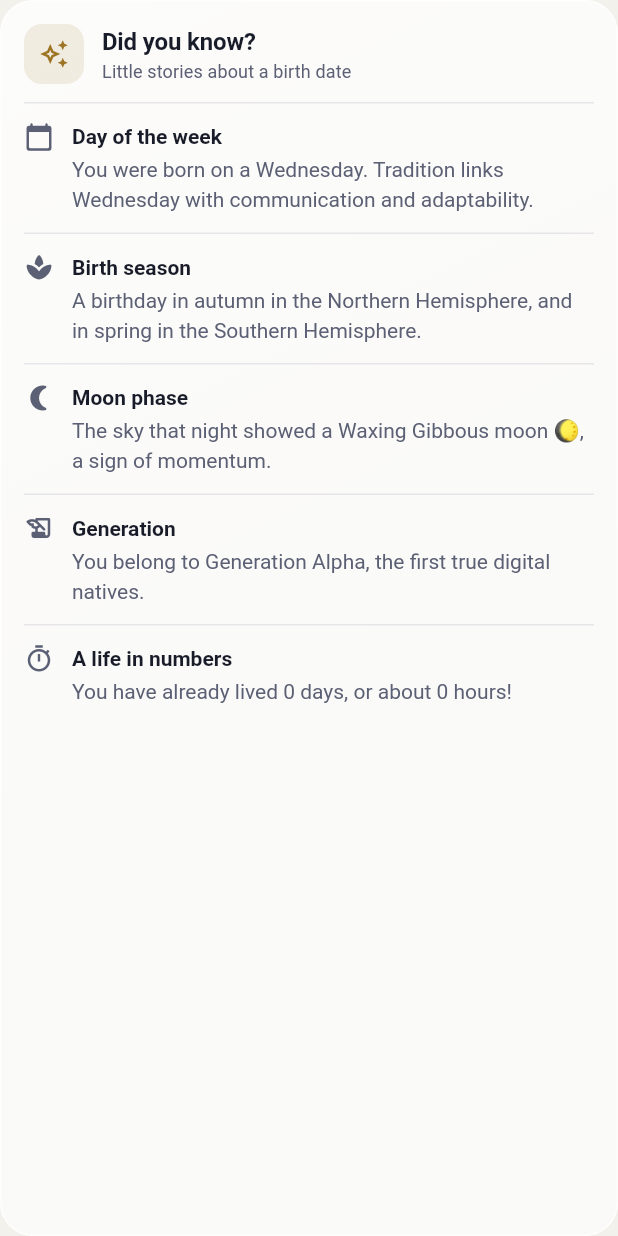
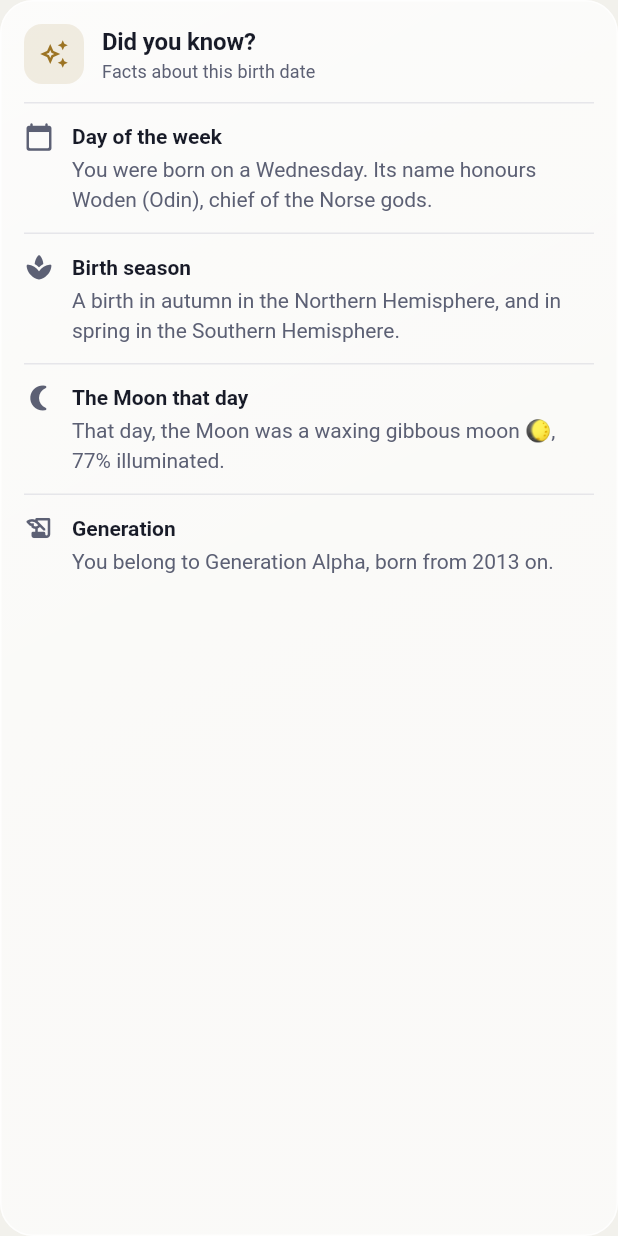
Before and after one commit to rayague/b-link, a Flutter app: the BirthInsightsWidget widget shown alone on an empty page, opened directly with empty values, on a phone screen of 412 x 824 dp. Run offline on Flutter 3.47's test engine with Material 3 defaults, Android fonts, the phone set to English and light mode, and no system bars; our stand-ins replace cloud_firestore, connectivity_plus, country_picker, firebase_analytics, firebase_auth, firebase_core and 11 more; missing offline and left inert: workmanager; accounts and stored records are empty.

Commit message:
fix(faits): « Le saviez-vous ? » ne contient plus que des faits vérifiables
- jour de la semaine : origine réelle du nom (latin, vieil anglais) au
  lieu de traits de caractère inventés ;
- saison astronomique (équinoxes et solstices) et non au mois près : un
  10 mars n'est plus « au printemps » ;
- Lune : phase calculée à l'heure de naissance et pourcentage éclairé,
  sans symbolisme inventé (vérifié sur des lunes connues) ;
- générations aux bornes du Pew Research Center (Z : 1997-2012, Alpha :
  2013 et après ; avant, Alpha commençait en 2010) ;
- jours et semaines vécus en jours calendaires.

Co-Authored-By: Claude Opus 5.5 <noreply@anthropic.com>

```diff
--- a/lib/widgets/birth_insights_widget.dart
+++ b/lib/widgets/birth_insights_widget.dart
@@ -1,3 +1,5 @@
+import 'dart:math' as math;
+
 import 'package:flutter/material.dart';
 
 import '../l10n/app_localizations.dart';
@@ -5,12 +7,13 @@ import '../theme/app_theme.dart';
 import 'ui/components.dart';
 import 'ui/glass.dart';
 
-/// "Le saviez-vous ?" : petites anecdotes sur une date de naissance.
+/// « Le saviez-vous ? » : des faits vérifiables sur une date de naissance.
 ///
-/// Sur son propre profil, le texte s'adresse à l'utilisateur ("vous") ; sur
-/// le profil public d'une autre personne ([personName] non nul), il parle de
-/// cette personne. Les anecdotes restent factuelles : pas de "météo probable"
-/// (l'app est mondiale), et les saisons précisent l'hémisphère.
+/// Sur son propre profil, le texte s'adresse à l'utilisateur (« vous ») ;
+/// sur le profil public d'une autre personne ([personName] non nul), il parle
+/// de cette personne. Rien d'inventé : origine du nom du jour, saison
+/// astronomique (les deux hémisphères : l'app est mondiale), phase de la
+/// Lune calculée, génération selon le Pew Research Center, jours vécus.
 class BirthInsightsWidget extends StatelessWidget {
   final DateTime birthDate;
   final String? birthTime;
@@ -31,8 +34,8 @@ class BirthInsightsWidget extends StatelessWidget {
   });
 
   static const _header = {
-    'fr': (title: 'Le saviez-vous ?', subtitle: "Petites histoires autour d'une date de naissance"),
-    'en': (title: 'Did you know?', subtitle: 'Little stories about a birth date'),
+    'fr': (title: 'Le saviez-vous ?', subtitle: 'Des faits sur cette date de naissance'),
+    'en': (title: 'Did you know?', subtitle: 'Facts about this birth date'),
   };
 
   @override
@@ -42,7 +45,7 @@ class BirthInsightsWidget extends StatelessWidget {
         ? 'fr'
         : 'en';
     final insights = birthInsights(birthDate, DateTime.now(), lang,
-        personName: personName);
+        personName: personName, birthTime: birthTime);
     final header = _header[lang]!;
 
     return GlassCard(
@@ -102,18 +105,61 @@ class BirthInsightsWidget extends StatelessWidget {
 /// Une anecdote affichée dans l'encart.
 class BirthInsight {
   final IconData icon;
-  final Color color;
   final String title;
   final String description;
-  const BirthInsight(this.icon, this.color, this.title, this.description);
+  const BirthInsight(this.icon, this.title, this.description);
+}
+
+/// Saison astronomique de l'hémisphère nord (0 printemps, 1 été,
+/// 2 automne, 3 hiver). Équinoxes et solstices aux dates les plus
+/// fréquentes (20 mars, 21 juin, 22 septembre, 21 décembre) : selon
+/// l'année, la date réelle peut varier d'un jour.
+int northernSeason(DateTime d) {
+  final md = d.month * 100 + d.day;
+  if (md >= 320 && md < 621) return 0;
+  if (md >= 621 && md < 922) return 1;
+  if (md >= 922 && md < 1221) return 2;
+  return 3;
+}
+
+/// Âge de la Lune (jours depuis la nouvelle lune) au moment donné, en UTC.
+/// Lunaison moyenne : l'erreur reste inférieure à un jour, assez pour
+/// nommer la phase.
+double moonAge(DateTime utc) {
+  const synodic = 29.530588853;
+  final reference = DateTime.utc(2000, 1, 6, 18, 14); // nouvelle lune
+  final days = utc.difference(reference).inMinutes / 1440;
+  final age = days % synodic;
+  return age < 0 ? age + synodic : age;
+}
+
+/// Part du disque éclairée (0 à 1) pour un âge de la Lune donné.
+double moonIllumination(double age) =>
+    (1 - math.cos(2 * math.pi * age / 29.530588853)) / 2;
+
+/// Phase (0 nouvelle lune … 7 dernier croissant) pour un âge donné.
+int moonPhaseIndex(double age) =>
+    ((age / 29.530588853) * 8 + 0.5).floor() % 8;
+
+/// Génération selon les bornes du Pew Research Center (Alpha : à partir de
+/// 2013, après la génération Z).
+int generationIndex(int year) {
+  if (year >= 2013) return 0; // Alpha
+  if (year >= 1997) return 1; // Z
+  if (year >= 1981) return 2; // Millennials
+  if (year >= 1965) return 3; // X
+  if (year >= 1946) return 4; // Baby-boom
+  if (year >= 1928) return 5; // Silencieuse
+  return 6; // Grande génération
 }
 
 /// Anecdotes pour [birthDate] (fonction pure, testable).
 ///
 /// [personName] null : on s'adresse à l'utilisateur. Non nul : on parle d'une
-/// autre personne (son nom si non vide, sinon "cette personne").
+/// autre personne (son nom si non vide, sinon « cette personne »).
+/// [birthTime] (« HH:mm », heure locale) affine la phase de la Lune.
 List<BirthInsight> birthInsights(DateTime birthDate, DateTime now, String lang,
-    {String? personName}) {
+    {String? personName, String? birthTime}) {
   final fr = lang == 'fr';
   final self = personName == null;
   final who = self
@@ -122,152 +168,144 @@ List<BirthInsight> birthInsights(DateTime birthDate, DateTime now, String lang,
           ? personName.trim()
           : (fr ? 'Cette personne' : 'This person'));
 
+  // Jour de la semaine et origine de son nom.
   final weekday = birthDate.weekday - 1; // 0 = lundi
   final days = fr
       ? const ['lundi', 'mardi', 'mercredi', 'jeudi', 'vendredi', 'samedi', 'dimanche']
       : const ['Monday', 'Tuesday', 'Wednesday', 'Thursday', 'Friday', 'Saturday', 'Sunday'];
-  final dayTraits = fr
+  final dayOrigins = fr
       ? const [
-          'La tradition associe le lundi à l\'intuition et à la sensibilité.',
-          'La tradition associe le mardi à l\'énergie et au courage.',
-          'La tradition associe le mercredi à la communication et à l\'adaptabilité.',
-          'La tradition associe le jeudi à la chance et à l\'ouverture.',
-          'La tradition associe le vendredi à la créativité et à l\'harmonie.',
-          'La tradition associe le samedi à la discipline et à la sagesse.',
-          'La tradition associe le dimanche au rayonnement et à la vitalité.',
+          'Son nom vient du latin lunae dies, « le jour de la Lune ».',
+          'Son nom vient du latin Martis dies, « le jour de Mars ».',
+          'Son nom vient du latin Mercurii dies, « le jour de Mercure ».',
+          'Son nom vient du latin Jovis dies, « le jour de Jupiter ».',
+          'Son nom vient du latin Veneris dies, « le jour de Vénus ».',
+          'Son nom vient du latin sambati dies, « le jour du sabbat ».',
+          'Son nom vient du latin dies dominicus, « le jour du Seigneur ».',
         ]
       : const [
-          'Tradition links Monday with intuition and sensitivity.',
-          'Tradition links Tuesday with energy and courage.',
-          'Tradition links Wednesday with communication and adaptability.',
-          'Tradition links Thursday with luck and open-mindedness.',
-          'Tradition links Friday with creativity and harmony.',
-          'Tradition links Saturday with discipline and wisdom.',
-          'Tradition links Sunday with radiance and vitality.',
+          'Its name comes from Old English Mōnandæg, "the Moon\'s day".',
+          'Its name honours Tiw (Týr), the Norse and Germanic god of war.',
+          'Its name honours Woden (Odin), chief of the Norse gods.',
+          'Its name honours Thor, the Norse god of thunder.',
+          'Its name honours Frigg, the Norse goddess of marriage.',
+          'Its name comes from Latin Saturni dies, "Saturn\'s day".',
+          'Its name comes from Old English Sunnandæg, "the Sun\'s day".',
         ];
   final dayLine = self
       ? (fr
-          ? 'Vous avez vu le jour un ${days[weekday]}.'
+          ? 'Vous êtes né(e) un ${days[weekday]}.'
           : 'You were born on a ${days[weekday]}.')
       : (fr
-          ? '$who a vu le jour un ${days[weekday]}.'
+          ? '$who est né(e) un ${days[weekday]}.'
           : '$who was born on a ${days[weekday]}.');
 
-  // Saison astronomique de l'hémisphère nord (précisé : l'app est mondiale).
-  final m = birthDate.month;
-  final season = m >= 3 && m <= 5
-      ? 0
-      : m >= 6 && m <= 8
-          ? 1
-          : m >= 9 && m <= 11
-              ? 2
-              : 3;
-  final seasonNames = fr
+  // Saison astronomique, dans les deux hémisphères.
+  final season = northernSeason(birthDate);
+  final seasonNorth = fr
       ? const ['au printemps', 'en été', 'en automne', 'en hiver']
       : const ['in spring', 'in summer', 'in autumn', 'in winter'];
   final seasonSouth = fr
-      ? const ['l\'automne', 'l\'hiver', 'le printemps', 'l\'été']
-      : const ['autumn', 'winter', 'spring', 'summer'];
-  final seasonIcons = const [
+      ? const ['en automne', 'en hiver', 'au printemps', 'en été']
+      : const ['in autumn', 'in winter', 'in spring', 'in summer'];
+  const seasonIcons = [
     Icons.local_florist_rounded,
     Icons.wb_sunny_rounded,
     Icons.spa_rounded,
     Icons.ac_unit_rounded,
   ];
-  final seasonColors = const [
-    Color(0xFFEC4899),
-    Color(0xFFF59E0B),
-    Color(0xFF8B5CF6),
-    Color(0xFF3B82F6),
-  ];
   final seasonLine = fr
-      ? 'Une naissance ${seasonNames[season]} dans l\'hémisphère nord, '
+      ? 'Une naissance ${seasonNorth[season]} dans l\'hémisphère nord, '
           'et ${seasonSouth[season]} dans l\'hémisphère sud.'
-      : 'A birthday ${seasonNames[season]} in the Northern Hemisphere, '
-          'and in ${seasonSouth[season]} in the Southern Hemisphere.';
+      : 'A birth ${seasonNorth[season]} in the Northern Hemisphere, '
+          'and ${seasonSouth[season]} in the Southern Hemisphere.';
 
-  // Phase lunaire (approximation à partir d'une nouvelle lune de référence).
-  const lunarMonth = 29.53059;
-  final knownNewMoon = DateTime(2000, 1, 6, 18, 14);
-  final phase =
-      ((birthDate.difference(knownNewMoon).inHours / 24) % lunarMonth) /
-          lunarMonth;
-  final phaseIndex = ((phase * 8) + 0.5).floor() % 8;
-  final moons = fr
+  // Phase de la Lune, à l'heure de naissance si elle est connue (sinon
+  // midi). L'heure est locale et le fuseau inconnu : à quelques heures près,
+  // la phase et le pourcentage ne changent presque pas.
+  final parts = birthTime?.split(':');
+  final hour = int.tryParse(parts?.first ?? '') ?? 12;
+  final minute = parts != null && parts.length > 1 ? int.tryParse(parts[1]) ?? 0 : 0;
+  final age = moonAge(DateTime.utc(
+      birthDate.year, birthDate.month, birthDate.day, hour.clamp(0, 23), minute.clamp(0, 59)));
+  final lit = (moonIllumination(age) * 100).round();
+  final phases = fr
       ? const [
-          'une Nouvelle Lune 🌑, symbole de nouveaux départs',
-          'un Premier Croissant 🌒, période de croissance',
-          'un Premier Quartier 🌓, symbole d\'action',
-          'une Lune Gibbeuse Croissante 🌔, signe d\'élan',
-          'une Pleine Lune 🌕, moment de plénitude',
-          'une Lune Gibbeuse Décroissante 🌖, temps du partage',
-          'un Dernier Quartier 🌗, période de transformation',
-          'un Dernier Croissant 🌘, symbole de sagesse',
+          'une nouvelle lune 🌑',
+          'un premier croissant 🌒',
+          'un premier quartier 🌓',
+          'une lune gibbeuse croissante 🌔',
+          'une pleine lune 🌕',
+          'une lune gibbeuse décroissante 🌖',
+          'un dernier quartier 🌗',
+          'un dernier croissant 🌘',
         ]
       : const [
-          'a New Moon 🌑, a symbol of new beginnings',
-          'a Waxing Crescent 🌒, a time of growth',
-          'a First Quarter moon 🌓, a symbol of action',
-          'a Waxing Gibbous moon 🌔, a sign of momentum',
-          'a Full Moon 🌕, a moment of fullness',
-          'a Waning Gibbous moon 🌖, a time for sharing',
-          'a Last Quarter moon 🌗, a time of transformation',
-          'a Waning Crescent 🌘, a symbol of wisdom',
+          'a new moon 🌑',
+          'a waxing crescent 🌒',
+          'a first-quarter moon 🌓',
+          'a waxing gibbous moon 🌔',
+          'a full moon 🌕',
+          'a waning gibbous moon 🌖',
+          'a last-quarter moon 🌗',
+          'a waning crescent 🌘',
         ];
+  final phase = phases[moonPhaseIndex(age)];
   final moonLine = fr
-      ? 'Le ciel de cette nuit-là montrait ${moons[phaseIndex]}.'
-      : 'The sky that night showed ${moons[phaseIndex]}.';
+      ? 'Ce jour-là, la Lune était $phase, éclairée à $lit %.'
+      : 'That day, the Moon was $phase, $lit% illuminated.';
 
-  final y = birthDate.year;
+  // Génération (Pew Research Center).
+  final gen = generationIndex(birthDate.year);
   final generation = fr
-      ? (y >= 2010
-          ? 'la Génération Alpha, les premiers vrais natifs du numérique'
-          : y >= 1997
-              ? 'la Génération Z, créative et connectée'
-              : y >= 1981
-                  ? 'la génération des Millennials, témoin de la révolution numérique'
-                  : y >= 1965
-                      ? 'la Génération X, indépendante et pragmatique'
-                      : y >= 1946
-                          ? 'la génération du Baby-boom, porteuse d\'idéaux et de changements'
-                          : 'la Génération silencieuse, gardienne de la mémoire')
-      : (y >= 2010
-          ? 'Generation Alpha, the first true digital natives'
-          : y >= 1997
-              ? 'Generation Z, creative and connected'
-              : y >= 1981
-                  ? 'the Millennials, who witnessed the digital revolution'
-                  : y >= 1965
-                      ? 'Generation X, independent and pragmatic'
-                      : y >= 1946
-                          ? 'the Baby Boomers, carriers of ideals and change'
-                          : 'the Silent Generation, keepers of memory');
+      ? const [
+          'la génération Alpha, née à partir de 2013',
+          'la génération Z, née entre 1997 et 2012',
+          'la génération Y (les Millennials), née entre 1981 et 1996',
+          'la génération X, née entre 1965 et 1980',
+          'la génération du baby-boom, née entre 1946 et 1964',
+          'la génération silencieuse, née entre 1928 et 1945',
+          'la « Greatest Generation », née avant 1928',
+        ][gen]
+      : const [
+          'Generation Alpha, born from 2013 on',
+          'Generation Z, born between 1997 and 2012',
+          'the Millennials, born between 1981 and 1996',
+          'Generation X, born between 1965 and 1980',
+          'the Baby Boomers, born between 1946 and 1964',
+          'the Silent Generation, born between 1928 and 1945',
+          'the Greatest Generation, born before 1928',
+        ][gen];
   final generationLine = self
       ? (fr ? 'Vous faites partie de $generation.' : 'You belong to $generation.')
       : (fr ? '$who fait partie de $generation.' : '$who belongs to $generation.');
 
-  final ageInDays = now.difference(birthDate).inDays;
+  // Une vie en chiffres (jours calendaires, sans les changements d'heure).
+  final ageInDays = DateTime.utc(now.year, now.month, now.day)
+      .difference(DateTime.utc(birthDate.year, birthDate.month, birthDate.day))
+      .inDays;
   String fmt(int n) => n.toString().replaceAllMapped(
       RegExp(r'(\d{1,3})(?=(\d{3})+(?!\d))'), (m) => '${m[1]}${fr ? ' ' : ','}');
+  final weeks = ageInDays ~/ 7;
   final lifeLine = self
       ? (fr
-          ? 'Vous avez déjà vécu ${fmt(ageInDays)} jours, soit environ ${fmt(ageInDays * 24)} heures !'
-          : 'You have already lived ${fmt(ageInDays)} days, or about ${fmt(ageInDays * 24)} hours!')
+          ? 'Vous avez déjà vécu ${fmt(ageInDays)} jours, soit ${fmt(weeks)} semaines.'
+          : 'You have already lived ${fmt(ageInDays)} days, or ${fmt(weeks)} weeks.')
       : (fr
-          ? '$who a déjà vécu ${fmt(ageInDays)} jours, soit environ ${fmt(ageInDays * 24)} heures !'
-          : '$who has already lived ${fmt(ageInDays)} days, or about ${fmt(ageInDays * 24)} hours!');
+          ? '$who a déjà vécu ${fmt(ageInDays)} jours, soit ${fmt(weeks)} semaines.'
+          : '$who has already lived ${fmt(ageInDays)} days, or ${fmt(weeks)} weeks.');
 
   return [
-    BirthInsight(Icons.calendar_today_rounded, const Color(0xFF3B82F6),
-        fr ? 'Jour de la semaine' : 'Day of the week',
-        '$dayLine ${dayTraits[weekday]}'),
-    BirthInsight(seasonIcons[season], seasonColors[season],
+    BirthInsight(Icons.calendar_today_rounded,
+        fr ? 'Jour de la semaine' : 'Day of the week', '$dayLine ${dayOrigins[weekday]}'),
+    BirthInsight(seasonIcons[season],
         fr ? 'Saison de naissance' : 'Birth season', seasonLine),
-    BirthInsight(Icons.nightlight_round, const Color(0xFF8B5CF6),
-        fr ? 'Phase lunaire' : 'Moon phase', moonLine),
-    BirthInsight(Icons.history_edu_rounded, const Color(0xFFEC4899),
-        fr ? 'Génération' : 'Generation', generationLine),
-    BirthInsight(Icons.timer_outlined, const Color(0xFF10B981),
-        fr ? 'Une vie en chiffres' : 'A life in numbers', lifeLine),
+    BirthInsight(Icons.nightlight_round, fr ? 'La Lune ce jour-là' : 'The Moon that day',
+        moonLine),
+    BirthInsight(Icons.history_edu_rounded, fr ? 'Génération' : 'Generation',
+        generationLine),
+    if (ageInDays > 0)
+      BirthInsight(Icons.timer_outlined,
+          fr ? 'Une vie en chiffres' : 'A life in numbers', lifeLine),
   ];
 }
```
Also changed, not shown: 1 other file.
